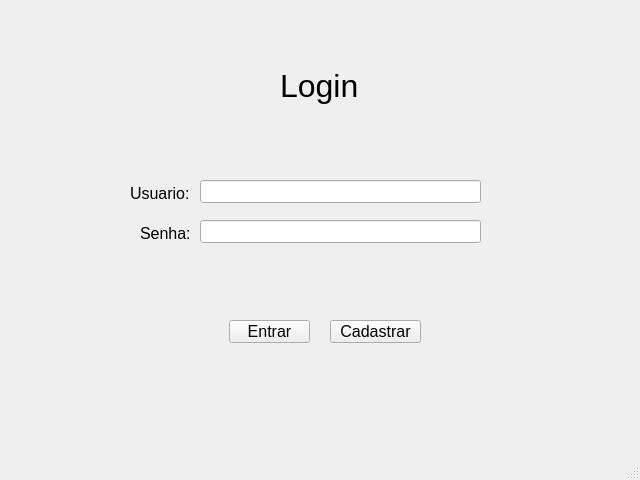
Before: the Qt Designer form telas/tela_login.ui in mthsvct/BancoPOO2, drawn with Qt 5.
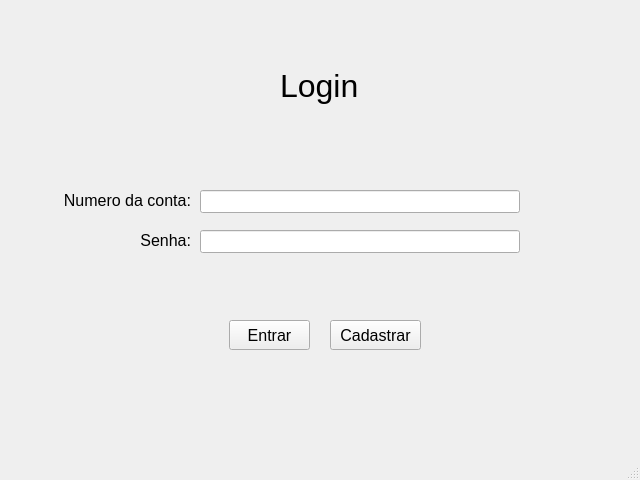
After: the same form once the commit is applied.

Commit message: Criação da tela de login, cofigurações de login, alterações no processo de cadastro e acrescimo de campos nos cadastros.

Patch:
```diff
--- a/telas/tela_login.ui
+++ b/telas/tela_login.ui
@@ -38,10 +38,10 @@
    <widget class="QLabel" name="label_2">
     <property name="geometry">
      <rect>
-      <x>130</x>
-      <y>185</y>
-      <width>71</width>
-      <height>16</height>
+      <x>40</x>
+      <y>190</y>
+      <width>151</width>
+      <height>20</height>
      </rect>
     </property>
     <property name="font">
@@ -50,15 +50,18 @@
      </font>
     </property>
     <property name="text">
-     <string>Usuario:</string>
+     <string>Numero da conta:</string>
+    </property>
+    <property name="alignment">
+     <set>Qt::AlignRight|Qt::AlignTrailing|Qt::AlignVCenter</set>
     </property>
    </widget>
    <widget class="QLabel" name="label_3">
     <property name="geometry">
      <rect>
-      <x>140</x>
-      <y>225</y>
-      <width>71</width>
+      <x>40</x>
+      <y>232</y>
+      <width>151</width>
       <height>16</height>
      </rect>
     </property>
@@ -70,13 +73,16 @@
     <property name="text">
      <string>Senha:</string>
     </property>
+    <property name="alignment">
+     <set>Qt::AlignRight|Qt::AlignTrailing|Qt::AlignVCenter</set>
+    </property>
    </widget>
    <widget class="QLineEdit" name="lineEdit">
     <property name="geometry">
      <rect>
       <x>200</x>
-      <y>180</y>
-      <width>281</width>
+      <y>190</y>
+      <width>320</width>
       <height>23</height>
      </rect>
     </property>
@@ -85,8 +91,8 @@
     <property name="geometry">
      <rect>
       <x>200</x>
-      <y>220</y>
-      <width>281</width>
+      <y>230</y>
+      <width>320</width>
       <height>23</height>
      </rect>
     </property>
@@ -106,7 +112,7 @@
       <x>229</x>
       <y>320</y>
       <width>81</width>
-      <height>23</height>
+      <height>30</height>
      </rect>
     </property>
     <property name="font">
@@ -127,7 +133,7 @@
       <x>330</x>
       <y>320</y>
       <width>91</width>
-      <height>23</height>
+      <height>30</height>
      </rect>
     </property>
     <property name="font">
```
Left out of the diff: 8 changed lines with no effect on the pictures. The commit also changes 9 other files.
